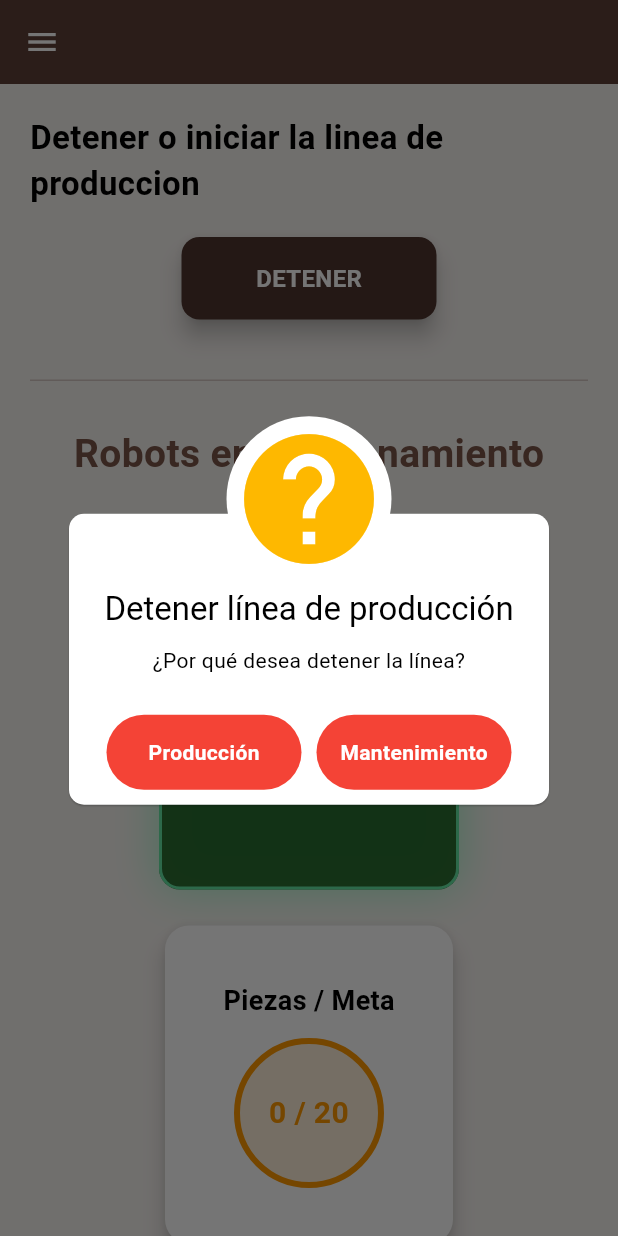
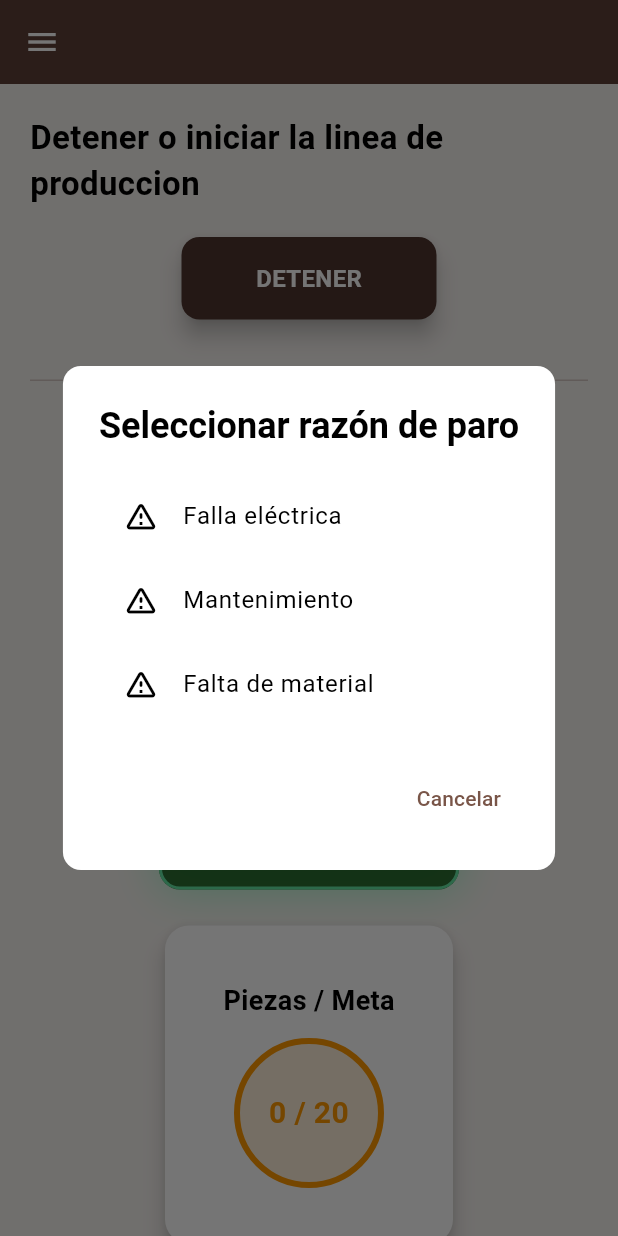
Before and after one commit to Neira497/linea, a Flutter app: the DashboardPage screen opened directly, after a tap on "DETENER", on a phone screen of 412 x 824 dp. Run offline on Flutter 3.47's test engine with Material 3 defaults, Android fonts, the phone set to English and light mode, and no system bars; our stand-ins replace awesome_dialog, cloud_firestore, firebase_auth, firebase_core, firebase_database; accounts and stored records are empty.

Commit message:
Feat: Realtime de paro de linea implementado

```diff
--- a/lib/pages/dashboard_usuarios_page.dart
+++ b/lib/pages/dashboard_usuarios_page.dart
@@ -45,6 +45,9 @@ class _DashboardUsuariosPageState extends State<DashboardUsuariosPage> {
     return StreamBuilder<Map<String, dynamic>>(
       stream: _paroData.obtenerEstadoLinea(),
       builder: (context, snapshot) {
+        debugPrint(snapshot.connectionState.toString());
+        debugPrint(snapshot.hasData.toString());
+        debugPrint(snapshot.error.toString());
         if (!snapshot.hasData) {
           return const Center(child: CircularProgressIndicator());
         }
--- a/lib/widgets/mostrar_mensaje.dart
+++ b/lib/widgets/mostrar_mensaje.dart
@@ -2,35 +2,42 @@ import 'package:awesome_dialog/awesome_dialog.dart';
 import 'package:flutter/material.dart';
 import 'package:linea/widgets/responsive_widget.dart';
 
-Future<String?> seleccionarRazonDetencion(BuildContext context) async {
-  String? razonSeleccionada;
+Future<String?> seleccionarRazonDetencion(BuildContext context) {
+  return showDialog<String>(
+    context: context,
+    barrierDismissible: false,
+    builder: (context) {
+      return AlertDialog(
+        shape: RoundedRectangleBorder(borderRadius: BorderRadius.circular(12)),
+        title: const Text(
+          "Seleccionar razón de paro",
+          style: TextStyle(fontWeight: FontWeight.bold),
+        ),
+        content: Column(
+          mainAxisSize: MainAxisSize.min,
+          children: [
+            _razonItem(context, "Falla eléctrica"),
+            _razonItem(context, "Mantenimiento"),
+            _razonItem(context, "Falta de material"),
+          ],
+        ),
+        actions: [
+          TextButton(
+            onPressed: () => Navigator.pop(context),
+            child: const Text("Cancelar"),
+          ),
+        ],
+      );
+    },
+  );
+}
 
-  await AwesomeDialog(
-    width:
-        ResponsiveWidget.isDesktop(context) ||
-            ResponsiveWidget.isTablet(context)
-        ? 400
-        : null,
-    context: context,
-    dialogType: DialogType.question,
-    animType: AnimType.scale,
-    headerAnimationLoop: false,
-    title: "Detener línea de producción",
-    desc: "¿Por qué desea detener la línea?",
-    showCloseIcon: true,
-    btnOkText: "Mantenimiento",
-    btnOkColor: Colors.red,
-    btnOkOnPress: () {
-      razonSeleccionada = "Mantenimiento";
-    },
-    btnCancelText: "Producción",
-    btnCancelColor: Colors.red,
-    btnCancelOnPress: () {
-      razonSeleccionada = "Producción";
-    },
-  ).show();
-
-  return razonSeleccionada;
+Widget _razonItem(BuildContext context, String razon) {
+  return ListTile(
+    leading: const Icon(Icons.warning_amber_rounded),
+    title: Text(razon),
+    onTap: () => Navigator.pop(context, razon),
+  );
 }
 
 Future<dynamic> mostrarMensajeError(
```
Also changed, not shown: lib/firebase_options.dart, 1 other file.
